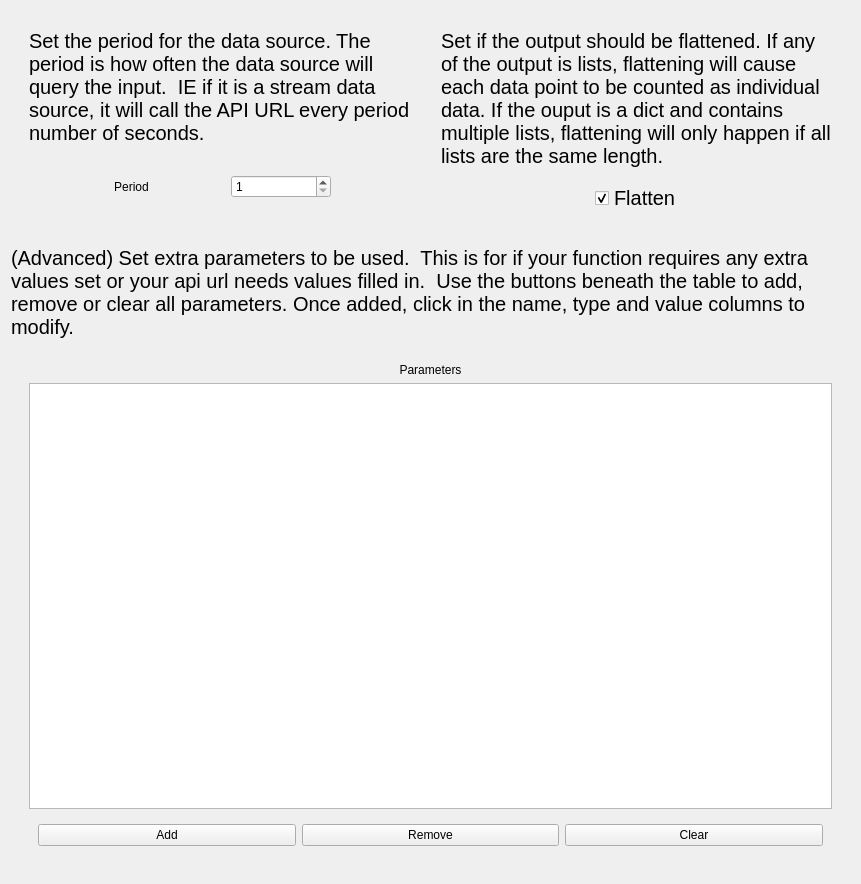
Old version of the form algoBuilder/ui/qtUiFiles/createDataSourceParametersPage.ui in the repository rmallow/howdyCoder.
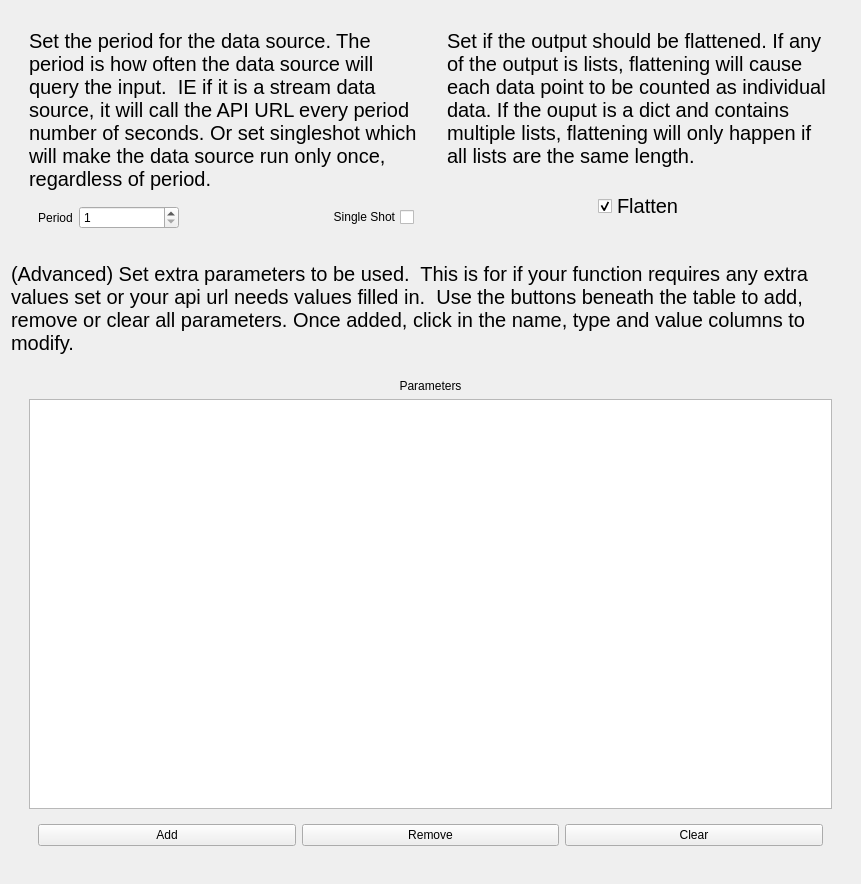
New version of the form. Custom widgets are drawn as their Qt base class.

```diff
--- a/algoBuilder/ui/qtUiFiles/createDataSourceParametersPage.ui
+++ b/algoBuilder/ui/qtUiFiles/createDataSourceParametersPage.ui
@@ -28,7 +28,7 @@
             </font>
            </property>
            <property name="text">
-            <string>Set the period for the data source. The period is how often the data source will query the input.  IE if it is a stream data source, it will call the API URL every period number of seconds.</string>
+            <string>Set the period for the data source. The period is how often the data source will query the input.  IE if it is a stream data source, it will call the API URL every period number of seconds. Or set singleshot which will make the data source run only once, regardless of period.</string>
            </property>
            <property name="wordWrap">
             <bool>true</bool>
@@ -79,6 +79,16 @@
               </property>
              </widget>
             </item>
+            <item>
+             <widget class="QCheckBox" name="single_shot_check">
+              <property name="layoutDirection">
+               <enum>Qt::RightToLeft</enum>
+              </property>
+              <property name="text">
+               <string>Single Shot</string>
+              </property>
+             </widget>
+            </item>
            </layout>
           </widget>
          </item>
```
